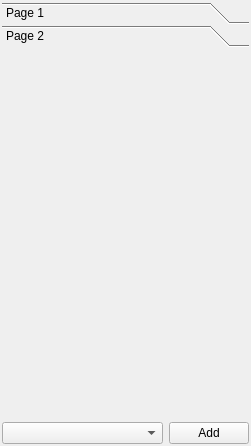
This is qteditor/QtEditor/property_view.ui in nem0/LumixEngine as Qt 5 draws it before an edit. The edited form follows.
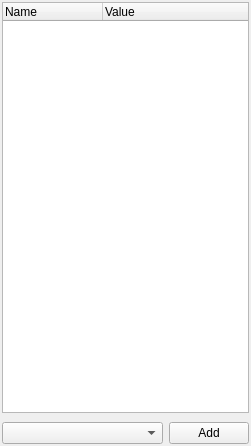
This is the edited form.

Commit message: property widget using QTreeWidget

Diff of the .ui file:
```diff
--- a/qteditor/QtEditor/property_view.ui
+++ b/qteditor/QtEditor/property_view.ui
@@ -31,39 +31,20 @@
      <number>2</number>
     </property>
     <item>
-     <widget class="QToolBox" name="components">
-      <property name="currentIndex">
-       <number>1</number>
+     <widget class="QTreeWidget" name="propertyList">
+      <property name="headerHidden">
+       <bool>false</bool>
       </property>
-      <property name="tabSpacing">
-       <number>1</number>
-      </property>
-      <widget class="QWidget" name="componentA">
-       <property name="geometry">
-        <rect>
-         <x>0</x>
-         <y>0</y>
-         <width>98</width>
-         <height>28</height>
-        </rect>
+      <column>
+       <property name="text">
+        <string>Name</string>
        </property>
-       <attribute name="label">
-        <string>Page 1</string>
-       </attribute>
-      </widget>
-      <widget class="QWidget" name="componentB">
-       <property name="geometry">
-        <rect>
-         <x>0</x>
-         <y>0</y>
-         <width>247</width>
-         <height>344</height>
-        </rect>
+      </column>
+      <column>
+       <property name="text">
+        <string>Value</string>
        </property>
-       <attribute name="label">
-        <string>Page 2</string>
-       </attribute>
-      </widget>
+      </column>
      </widget>
     </item>
     <item>
```
The commit also changes 7 other files.
